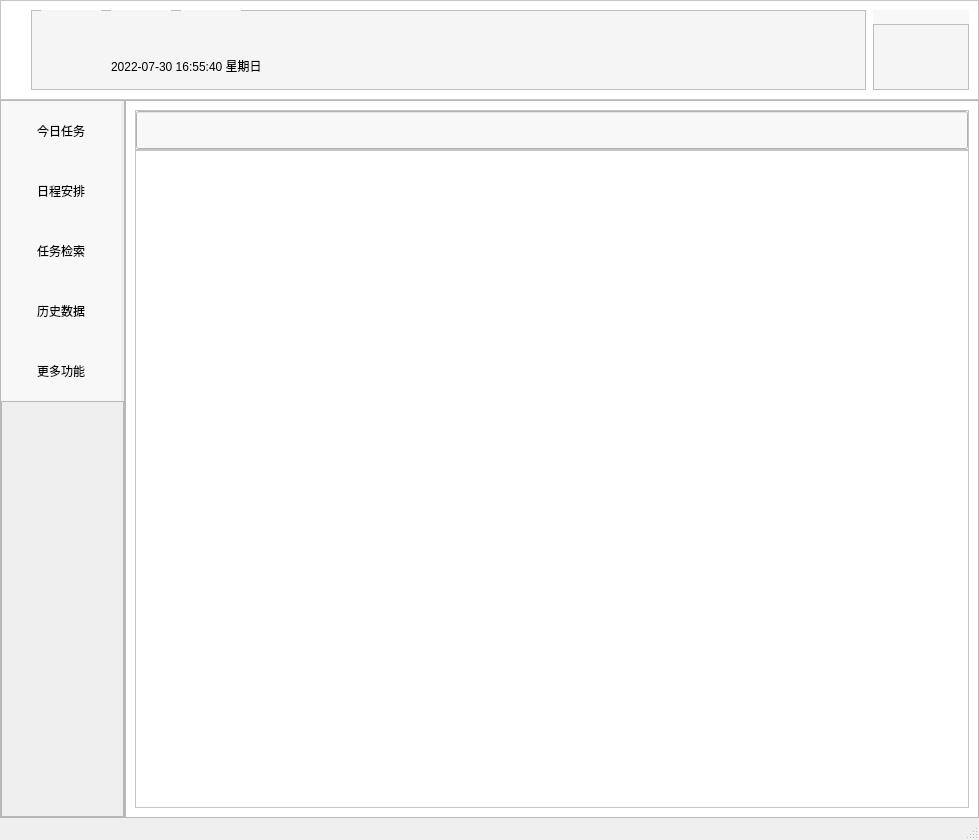
Qt form pro/untitled.ui (cjj826/BUAA_2022_Python_XHZZ) before a commit.
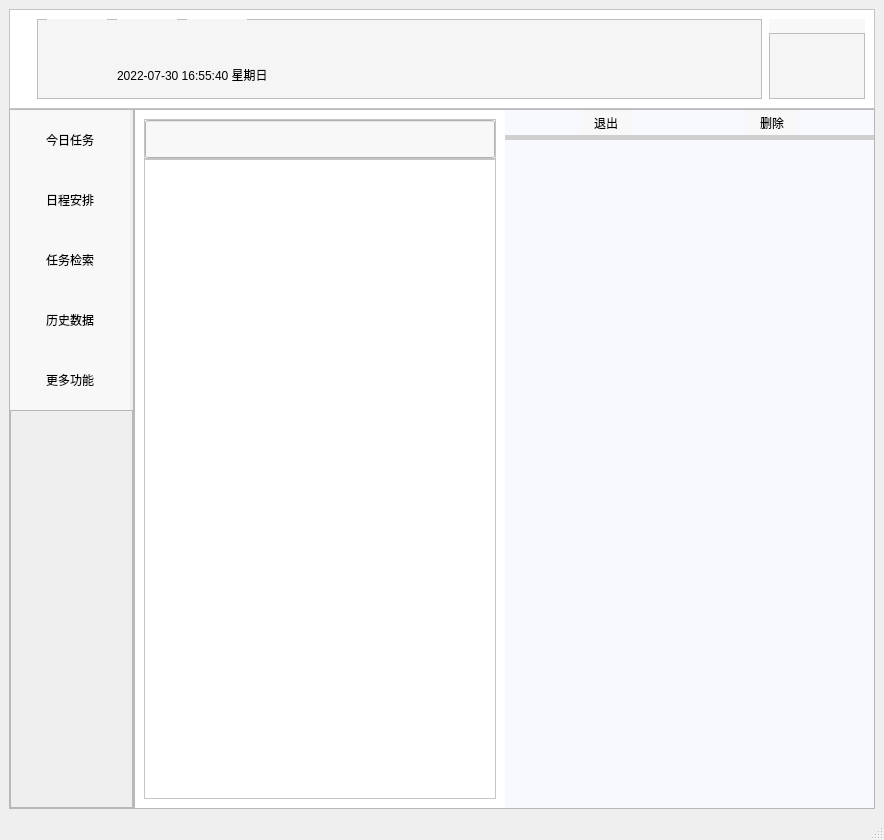
The same form after that commit. Icons and pictures are not drawn.

The edit to the form file:
```diff
--- a/pro/untitled.ui
+++ b/pro/untitled.ui
@@ -6,7 +6,7 @@
    <rect>
     <x>0</x>
     <y>0</y>
-    <width>979</width>
+    <width>884</width>
     <height>840</height>
    </rect>
   </property>
@@ -20,19 +20,7 @@
    <string>MainWindow</string>
   </property>
   <widget class="QWidget" name="centralwidget">
-   <layout class="QHBoxLayout" name="horizontalLayout_2">
-    <property name="leftMargin">
-     <number>0</number>
-    </property>
-    <property name="topMargin">
-     <number>0</number>
-    </property>
-    <property name="rightMargin">
-     <number>0</number>
-    </property>
-    <property name="bottomMargin">
-     <number>0</number>
-    </property>
+   <layout class="QVBoxLayout" name="verticalLayout_9">
     <item>
      <layout class="QVBoxLayout" name="verticalLayout" stretch="1,7">
       <property name="spacing">
@@ -673,7 +661,7 @@
           <property name="frameShadow">
            <enum>QFrame::Raised</enum>
           </property>
-          <layout class="QHBoxLayout" name="horizontalLayout_4">
+          <layout class="QHBoxLayout" name="horizontalLayout_4" stretch="1,1">
            <property name="spacing">
             <number>0</number>
            </property>
@@ -773,6 +761,9 @@
                        <string notr="true">background-color: rgb(248, 248, 248);
 font-family:微软雅黑</string>
                       </property>
+                      <property name="text">
+                       <string/>
+                      </property>
                      </widget>
                     </item>
                    </layout>
@@ -912,6 +903,225 @@
              <widget class="QWidget" name="page_4"/>
             </widget>
            </item>
+           <item>
+            <widget class="QWidget" name="widget" native="true">
+             <property name="sizePolicy">
+              <sizepolicy hsizetype="Minimum" vsizetype="Minimum">
+               <horstretch>0</horstretch>
+               <verstretch>0</verstretch>
+              </sizepolicy>
+             </property>
+             <property name="styleSheet">
+              <string notr="true">background-color: rgb(248, 248, 255);</string>
+             </property>
+             <layout class="QVBoxLayout" name="verticalLayout_11" stretch="2">
+              <property name="spacing">
+               <number>0</number>
+              </property>
+              <property name="leftMargin">
+               <number>0</number>
+              </property>
+              <property name="topMargin">
+               <number>0</number>
+              </property>
+              <property name="rightMargin">
+               <number>0</number>
+              </property>
+              <property name="bottomMargin">
+               <number>0</number>
+              </property>
+              <item>
+               <layout class="QVBoxLayout" name="verticalLayout_10" stretch="2,1,2,8,8,8">
+                <property name="spacing">
+                 <number>0</number>
+                </property>
+                <item>
+                 <layout class="QHBoxLayout" name="horizontalLayout_2">
+                  <property name="spacing">
+                   <number>0</number>
+                  </property>
+                  <item>
+                   <widget class="QPushButton" name="pushButton_10">
+                    <property name="sizePolicy">
+                     <sizepolicy hsizetype="Preferred" vsizetype="Preferred">
+                      <horstretch>0</horstretch>
+                      <verstretch>0</verstretch>
+                     </sizepolicy>
+                    </property>
+                    <property name="maximumSize">
+                     <size>
+                      <width>50</width>
+                      <height>25</height>
+                     </size>
+                    </property>
+                    <property name="toolTip">
+                     <string extracomment="退出"/>
+                    </property>
+                    <property name="styleSheet">
+                     <string notr="true">QPushButton{
+	font-family:微软雅黑;
+	background-color: rgb(248, 248, 248);
+	border: none;
+}
+QPushButton:hover{
+	font-family:微软雅黑;
+	background-color: rgb(233, 237, 238);
+	border: none;
+}
+QPushButton:pressed{
+	font-family:微软雅黑;
+	background-color: rgb(233, 237, 238);
+	border: none;
+}
+</string>
+                    </property>
+                    <property name="text">
+                     <string>退出</string>
+                    </property>
+                    <property name="icon">
+                     <iconset>
+                      <normaloff>../res/错误.png</normaloff>../res/错误.png</iconset>
+                    </property>
+                   </widget>
+                  </item>
+                  <item>
+                   <spacer name="horizontalSpacer">
+                    <property name="orientation">
+                     <enum>Qt::Horizontal</enum>
+                    </property>
+                    <property name="sizeType">
+                     <enum>QSizePolicy::Preferred</enum>
+                    </property>
+                    <property name="sizeHint" stdset="0">
+                     <size>
+                      <width>40</width>
+                      <height>20</height>
+                     </size>
+                    </property>
+                   </spacer>
+                  </item>
+                  <item>
+                   <widget class="QPushButton" name="pushButton_11">
+                    <property name="sizePolicy">
+                     <sizepolicy hsizetype="Preferred" vsizetype="Preferred">
+                      <horstretch>0</horstretch>
+                      <verstretch>0</verstretch>
+                     </sizepolicy>
+                    </property>
+                    <property name="maximumSize">
+                     <size>
+                      <width>50</width>
+                      <height>25</height>
+                     </size>
+                    </property>
+                    <property name="styleSheet">
+                     <string notr="true">QPushButton{
+	font-family:微软雅黑;
+	background-color: rgb(248, 248, 248);
+	border: none;
+}
+QPushButton:hover{
+	font-family:微软雅黑;
+	background-color: rgb(233, 237, 238);
+	border: none;
+}
+QPushButton:pressed{
+	font-family:微软雅黑;
+	background-color: rgb(233, 237, 238);
+	border: none;
+}
+</string>
+                    </property>
+                    <property name="text">
+                     <string>删除</string>
+                    </property>
+                    <property name="icon">
+                     <iconset>
+                      <normaloff>../res/删除.png</normaloff>../res/删除.png</iconset>
+                    </property>
+                   </widget>
+                  </item>
+                 </layout>
+                </item>
+                <item>
+                 <widget class="QLabel" name="label_12">
+                  <property name="sizePolicy">
+                   <sizepolicy hsizetype="Preferred" vsizetype="Preferred">
+                    <horstretch>0</horstretch>
+                    <verstretch>0</verstretch>
+                   </sizepolicy>
+                  </property>
+                  <property name="maximumSize">
+                   <size>
+                    <width>16777215</width>
+                    <height>5</height>
+                   </size>
+                  </property>
+                  <property name="styleSheet">
+                   <string notr="true">background-color: rgb(207, 207, 207);</string>
+                  </property>
+                  <property name="text">
+                   <string/>
+                  </property>
+                 </widget>
+                </item>
+                <item>
+                 <widget class="QLineEdit" name="lineEdit_2">
+                  <property name="sizePolicy">
+                   <sizepolicy hsizetype="Expanding" vsizetype="Preferred">
+                    <horstretch>0</horstretch>
+                    <verstretch>0</verstretch>
+                   </sizepolicy>
+                  </property>
+                  <property name="styleSheet">
+                   <string notr="true">border: none;</string>
+                  </property>
+                 </widget>
+                </item>
+                <item>
+                 <widget class="QTextEdit" name="textEdit_2">
+                  <property name="sizePolicy">
+                   <sizepolicy hsizetype="Preferred" vsizetype="Preferred">
+                    <horstretch>0</horstretch>
+                    <verstretch>0</verstretch>
+                   </sizepolicy>
+                  </property>
+                  <property name="styleSheet">
+                   <string notr="true">border: none;</string>
+                  </property>
+                 </widget>
+                </item>
+                <item>
+                 <widget class="QTextEdit" name="textEdit_3">
+                  <property name="sizePolicy">
+                   <sizepolicy hsizetype="Preferred" vsizetype="Preferred">
+                    <horstretch>0</horstretch>
+                    <verstretch>0</verstretch>
+                   </sizepolicy>
+                  </property>
+                  <property name="styleSheet">
+                   <string notr="true">border: none;</string>
+                  </property>
+                 </widget>
+                </item>
+                <item>
+                 <widget class="QTextEdit" name="textEdit_4">
+                  <property name="sizePolicy">
+                   <sizepolicy hsizetype="Preferred" vsizetype="Preferred">
+                    <horstretch>0</horstretch>
+                    <verstretch>0</verstretch>
+                   </sizepolicy>
+                  </property>
+                  <property name="styleSheet">
+                   <string notr="true">border: none;</string>
+                  </property>
+                 </widget>
+                </item>
+               </layout>
+              </item>
+             </layout>
+            </widget>
+           </item>
           </layout>
          </widget>
         </item>
```
Left out of the diff: 2 changed lines with no effect on the pictures.
